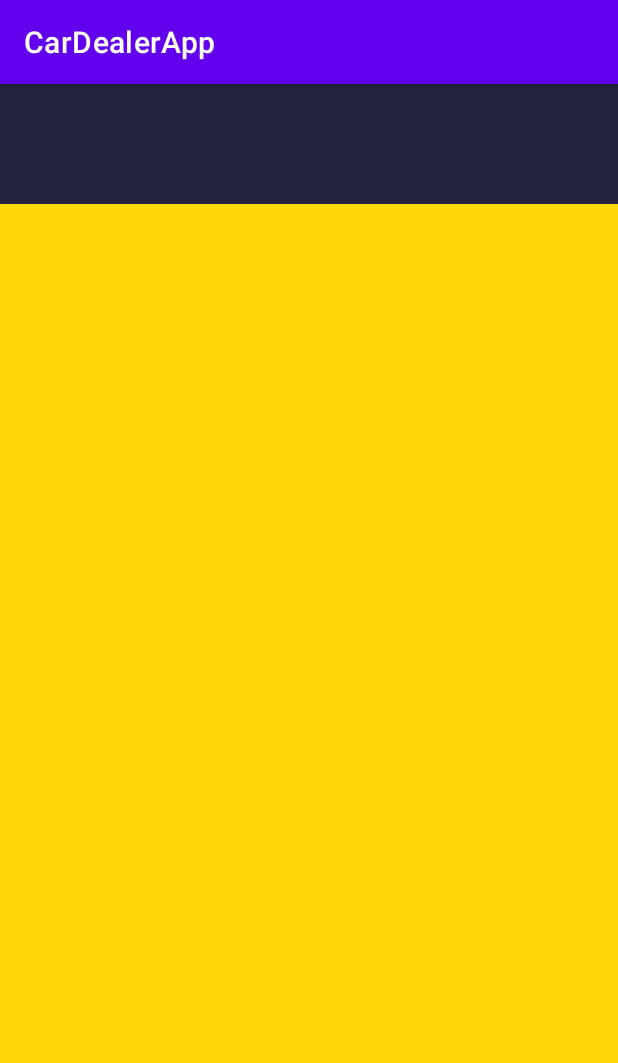
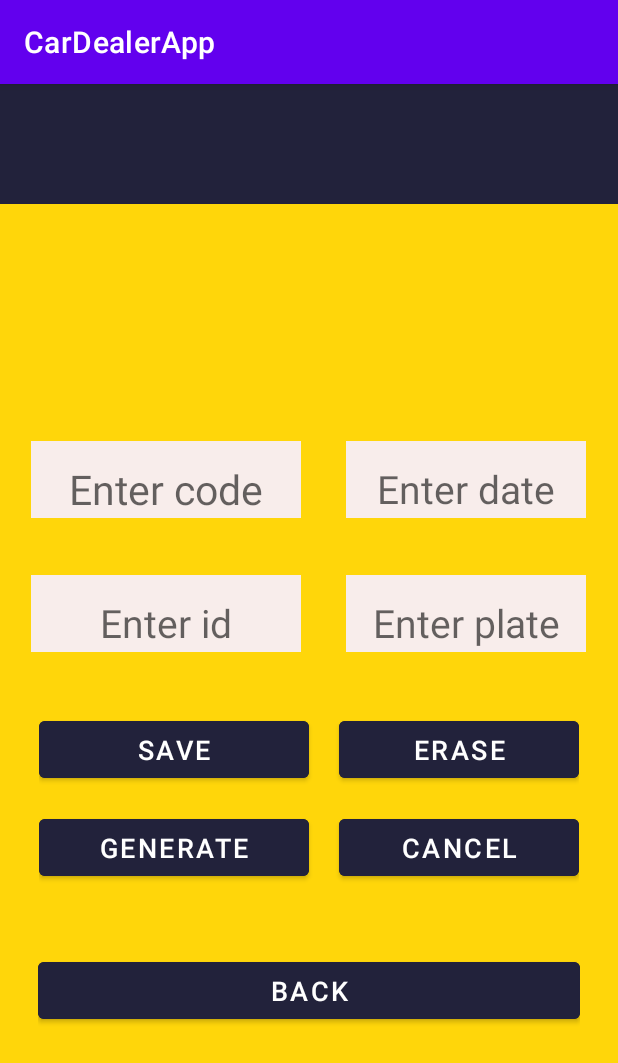
Before and after one commit to davidmillan5/CarDealerApp, an Android app: the ActivitySales screen opened directly, with no data from a screen before it, on a phone screen of 412 x 824 dp. Shown: the top 1063 px of the screen. Run offline under Robolectric (Android 15) with nearby library versions, the phone set to English and light mode, and no system bars.

Commit message:
Sales layout finished

```diff
--- a/app/src/main/res/layout/activity_sales.xml
+++ b/app/src/main/res/layout/activity_sales.xml
@@ -6,7 +6,7 @@
     android:layout_height="match_parent"
     android:orientation="vertical"
     android:background="@color/yellow"
-    tools:context=".MainActivity">
+    tools:context=".ActivitySales">
 
     <TextView
         android:layout_width="match_parent"
@@ -14,5 +14,156 @@
         android:background="@color/grayblack"
         />
 
+    <LinearLayout
+        android:layout_marginTop="120dp"
+        android:layout_width="match_parent"
+        android:layout_height="wrap_content"
+        android:gravity="center"
+        android:orientation="horizontal"
+        >
+        <EditText
+            android:id="@+id/etinvoice"
+            android:layout_width="180sp"
+            android:layout_height="64sp"
+            android:ems="10"
+            android:layout_marginTop="25dp"
+            android:textSize="27sp"
+            android:hint="Enter code"
+            android:gravity="center"
+            android:layout_gravity="center"
+            android:inputType="text"
+            android:background="@color/whitey"/>
 
+        <EditText
+            android:id="@+id/etdate"
+            android:layout_width="160sp"
+            android:layout_height="64sp"
+            android:ems="10"
+            android:layout_marginTop="25dp"
+            android:textSize="26sp"
+            android:hint="Enter date"
+            android:gravity="center"
+            android:layout_gravity="center"
+            android:inputType="number"
+            android:background="@color/whitey"
+            android:layout_marginLeft="30dp"/>
+
+    </LinearLayout>
+
+    <LinearLayout
+        android:layout_width="match_parent"
+        android:layout_height="wrap_content"
+        android:gravity="center"
+        android:orientation="horizontal"
+        >
+        <EditText
+            android:id="@+id/etIdClient"
+            android:layout_width="180sp"
+            android:layout_height="64sp"
+            android:ems="10"
+            android:layout_marginTop="25dp"
+            android:textSize="26sp"
+            android:hint="Enter id"
+            android:gravity="center"
+            android:layout_gravity="center"
+            android:inputType="text"
+            android:background="@color/whitey"/>
+
+        <EditText
+            android:id="@+id/etCarPlate"
+            android:layout_width="160sp"
+            android:layout_height="64sp"
+            android:ems="10"
+            android:layout_marginTop="25dp"
+            android:textSize="26sp"
+            android:hint="Enter plate"
+            android:gravity="center"
+            android:layout_gravity="center"
+            android:inputType="number"
+            android:background="@color/whitey"
+            android:layout_marginLeft="30dp"/>
+
+    </LinearLayout>
+
+    <LinearLayout
+        android:layout_width="wrap_content"
+        android:layout_height="wrap_content"
+        android:gravity="center"
+        android:orientation="horizontal"
+        android:layout_gravity="center"
+        android:layout_marginTop="40dp"
+        >
+        <Button
+            android:id="@+id/saveSale"
+            android:layout_width="180sp"
+            android:layout_height="50dp"
+            android:layout_weight="1"
+            android:textSize="18dp"
+            android:layout_marginRight="20dp"
+            android:onClick="Save"
+            android:text="Save"
+            android:backgroundTint="@color/grayblack"
+            />
+
+        <Button
+            android:id="@+id/eraseSale"
+            android:layout_width="160sp"
+            android:layout_weight="1"
+            android:textSize="18dp"
+            android:layout_height="50dp"
+            android:onClick="Erase"
+            android:text="Erase"
+            android:backgroundTint="@color/grayblack"/>
+    </LinearLayout>
+
+
+    <LinearLayout
+        android:layout_width="wrap_content"
+        android:layout_height="wrap_content"
+        android:gravity="center"
+        android:orientation="horizontal"
+        android:layout_gravity="center"
+        android:layout_marginTop="15dp"
+        >
+        <Button
+            android:id="@+id/generateInvoice"
+            android:layout_width="180sp"
+            android:layout_height="50dp"
+            android:layout_weight="1"
+            android:textSize="18dp"
+            android:layout_marginRight="20dp"
+            android:onClick="Generate"
+            android:text="Generate"
+            android:backgroundTint="@color/grayblack"
+            />
+
+        <Button
+            android:id="@+id/cancelSale"
+            android:layout_width="160sp"
+            android:layout_weight="1"
+            android:textSize="18dp"
+            android:layout_height="50dp"
+            android:onClick="Cancel"
+            android:text="Cancel"
+            android:backgroundTint="@color/grayblack"/>
+    </LinearLayout>
+
+<LinearLayout
+    android:layout_width="match_parent"
+    android:layout_height="wrap_content"
+    android:layout_marginTop="20dp"
+    android:padding="25dp">
+
+    <Button
+        android:layout_gravity="center"
+        android:id="@+id/backButton"
+        android:layout_height="50dp"
+        android:layout_width="250dp"
+        android:layout_weight="1"
+        android:textSize="18dp"
+        android:onClick="Back"
+        android:text="Back"
+        android:backgroundTint="@color/grayblack"/>
 </LinearLayout>
+
+    </LinearLayout>
```
